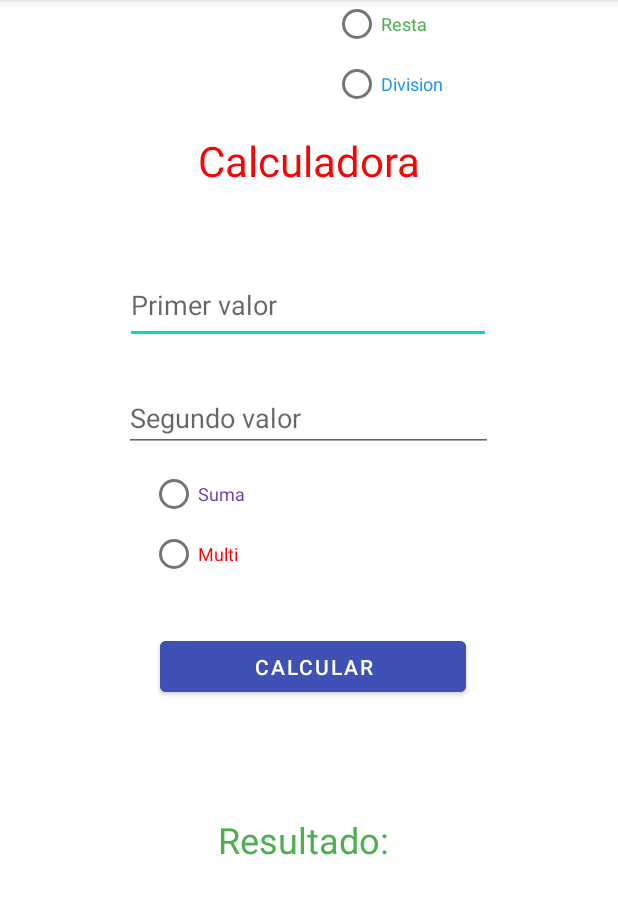
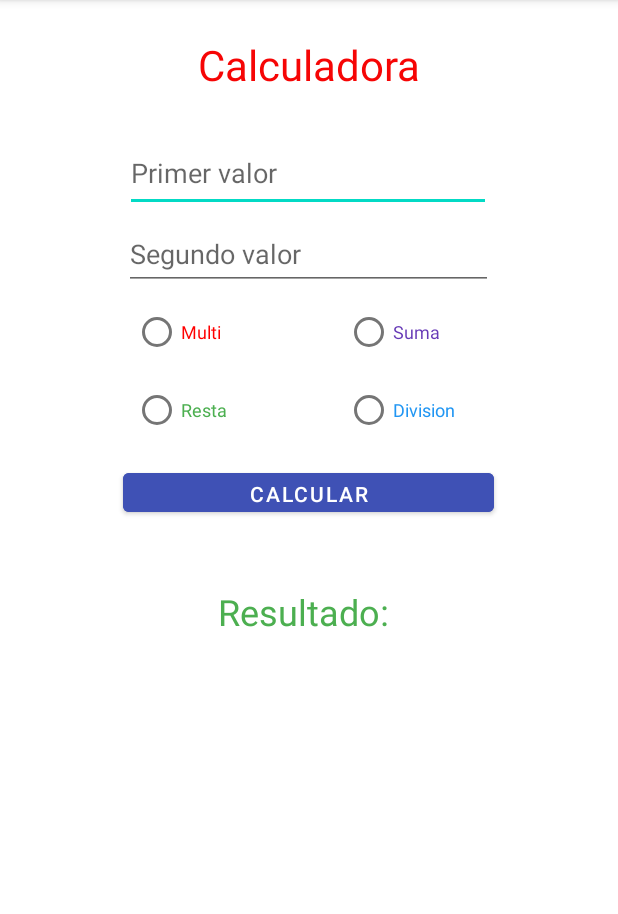
Before and after one commit to Perlera89/Programacion-IV, an Android app: the screen it shows after launch (MainActivity), on a phone screen of 412 x 824 dp, the part 84-998 px from its top. Run offline under Robolectric (Android 15) with nearby library versions, the phone set to English and light mode, and no system bars.

Commit message:
Arreglando algunos errores de vista

```diff
--- a/InternasAnidadasCalculadora/app/src/main/res/layout/activity_main.xml
+++ b/InternasAnidadasCalculadora/app/src/main/res/layout/activity_main.xml
@@ -4,37 +4,15 @@
     xmlns:tools="http://schemas.android.com/tools"
     android:layout_width="match_parent"
     android:layout_height="match_parent"
-    tools:context=".MainActivity">
-
-    <RadioButton
-        android:id="@+id/rbDiv"
-        android:layout_width="90dp"
-        android:layout_height="32dp"
-        android:layout_marginTop="8dp"
-        android:layout_marginEnd="100dp"
-        android:text="Division"
-        android:textColor="#2196F3"
-        android:textSize="12sp"
-        app:layout_constraintEnd_toEndOf="parent"
-        app:layout_constraintTop_toBottomOf="@+id/rbResta" />
-
-    <RadioButton
-        android:id="@+id/rbMulti"
-        android:layout_width="89dp"
-        android:layout_height="31dp"
-        android:layout_marginStart="100dp"
-        android:layout_marginTop="8dp"
-        android:text="Multi"
-        android:textColor="#FF0000"
-        android:textSize="12sp"
-        app:layout_constraintStart_toStartOf="parent"
-        app:layout_constraintTop_toBottomOf="@+id/rbSuma" />
+    tools:context=".MainActivity"
+    tools:layout_editor_absoluteX="-1dp"
+    tools:layout_editor_absoluteY="16dp">
 
     <EditText
         android:id="@+id/etnValor1"
         android:layout_width="244dp"
         android:layout_height="51dp"
-        android:layout_marginTop="52dp"
+        android:layout_marginTop="28dp"
         android:ems="10"
         android:hint="Primer valor"
         android:inputType="number"
@@ -47,21 +25,21 @@
     <EditText
         android:id="@+id/etnValor2"
         android:layout_width="246dp"
-        android:layout_height="44dp"
-        android:layout_marginTop="28dp"
+        android:layout_height="48dp"
+        android:layout_marginTop="4dp"
         android:ems="10"
         android:hint="Segundo valor"
         android:inputType="number"
         android:textColor="#009688"
         app:layout_constraintEnd_toEndOf="parent"
-        app:layout_constraintHorizontal_bias="0.497"
+        app:layout_constraintHorizontal_bias="0.496"
         app:layout_constraintStart_toStartOf="parent"
         app:layout_constraintTop_toBottomOf="@+id/etnValor1" />
 
     <TextView
         android:id="@+id/txtResultado"
-        android:layout_width="198dp"
-        android:layout_height="86dp"
+        android:layout_width="256dp"
+        android:layout_height="84dp"
         android:layout_marginTop="44dp"
         android:text="Resultado: "
         android:textAlignment="center"
@@ -69,28 +47,29 @@
         android:textSize="24sp"
         app:layout_constraintBottom_toBottomOf="parent"
         app:layout_constraintEnd_toEndOf="parent"
-        app:layout_constraintHorizontal_bias="0.497"
+        app:layout_constraintHorizontal_bias="0.496"
         app:layout_constraintStart_toStartOf="parent"
         app:layout_constraintTop_toBottomOf="@+id/btnCalcular"
-        app:layout_constraintVertical_bias="0.187" />
+        app:layout_constraintVertical_bias="0.0" />
 
     <Button
         android:id="@+id/btnCalcular"
-        android:layout_width="204dp"
-        android:layout_height="46dp"
-        android:layout_marginTop="120dp"
+        android:layout_width="247dp"
+        android:layout_height="38dp"
+        android:layout_marginTop="12dp"
         android:backgroundTint="#3F51B5"
+        android:onClick="Calcular"
         android:text="Calcular"
         app:layout_constraintEnd_toEndOf="parent"
-        app:layout_constraintHorizontal_bias="0.512"
+        app:layout_constraintHorizontal_bias="0.496"
         app:layout_constraintStart_toStartOf="parent"
-        app:layout_constraintTop_toBottomOf="@+id/etnValor2" />
+        app:layout_constraintTop_toBottomOf="@+id/rbDiv" />
 
     <TextView
         android:id="@+id/txtTitulo"
         android:layout_width="wrap_content"
         android:layout_height="wrap_content"
-        android:layout_marginTop="88dp"
+        android:layout_marginTop="24dp"
         android:text="Calculadora"
         android:textAlignment="textStart"
         android:textAppearance="@style/TextAppearance.AppCompat.Large"
@@ -101,26 +80,55 @@
         app:layout_constraintTop_toTopOf="parent" />
 
     <RadioButton
-        android:id="@+id/rbSuma"
-        android:layout_width="90dp"
-        android:layout_height="32dp"
-        android:layout_marginStart="100dp"
-        android:layout_marginTop="12dp"
-        android:text="Suma"
-        android:textColor="#673AB7"
+        android:id="@+id/rbMulti"
+        android:layout_width="89dp"
+        android:layout_height="48dp"
+        android:layout_marginStart="80dp"
+        android:layout_marginTop="4dp"
+        android:text="Multi"
+        android:textColor="#FF0000"
         android:textSize="12sp"
+        app:layout_constraintEnd_toStartOf="@+id/rbSuma"
+        app:layout_constraintHorizontal_bias="0.144"
         app:layout_constraintStart_toStartOf="parent"
         app:layout_constraintTop_toBottomOf="@+id/etnValor2" />
 
     <RadioButton
         android:id="@+id/rbResta"
         android:layout_width="90dp"
-        android:layout_height="32dp"
-        android:layout_marginEnd="100dp"
+        android:layout_height="48dp"
+        android:layout_marginStart="80dp"
+        android:layout_marginTop="4dp"
         android:text="Resta"
         android:textColor="#4CAF50"
         android:textSize="12sp"
+        app:layout_constraintEnd_toStartOf="@+id/rbDiv"
+        app:layout_constraintHorizontal_bias="0.146"
+        app:layout_constraintStart_toStartOf="parent"
+        app:layout_constraintTop_toBottomOf="@+id/rbMulti" />
+
+    <RadioButton
+        android:id="@+id/rbDiv"
+        android:layout_width="90dp"
+        android:layout_height="48dp"
+        android:layout_marginTop="4dp"
+        android:layout_marginEnd="92dp"
+        android:text="Division"
+        android:textColor="#2196F3"
+        android:textSize="12sp"
         app:layout_constraintEnd_toEndOf="parent"
-        tools:layout_editor_absoluteY="309dp" />
+        app:layout_constraintTop_toBottomOf="@+id/rbSuma" />
+
+    <RadioButton
+        android:id="@+id/rbSuma"
+        android:layout_width="90dp"
+        android:layout_height="48dp"
+        android:layout_marginTop="4dp"
+        android:layout_marginEnd="92dp"
+        android:text="Suma"
+        android:textColor="#673AB7"
+        android:textSize="12sp"
+        app:layout_constraintEnd_toEndOf="parent"
+        app:layout_constraintTop_toBottomOf="@+id/etnValor2" />
 
 </androidx.constraintlayout.widget.ConstraintLayout>
```
